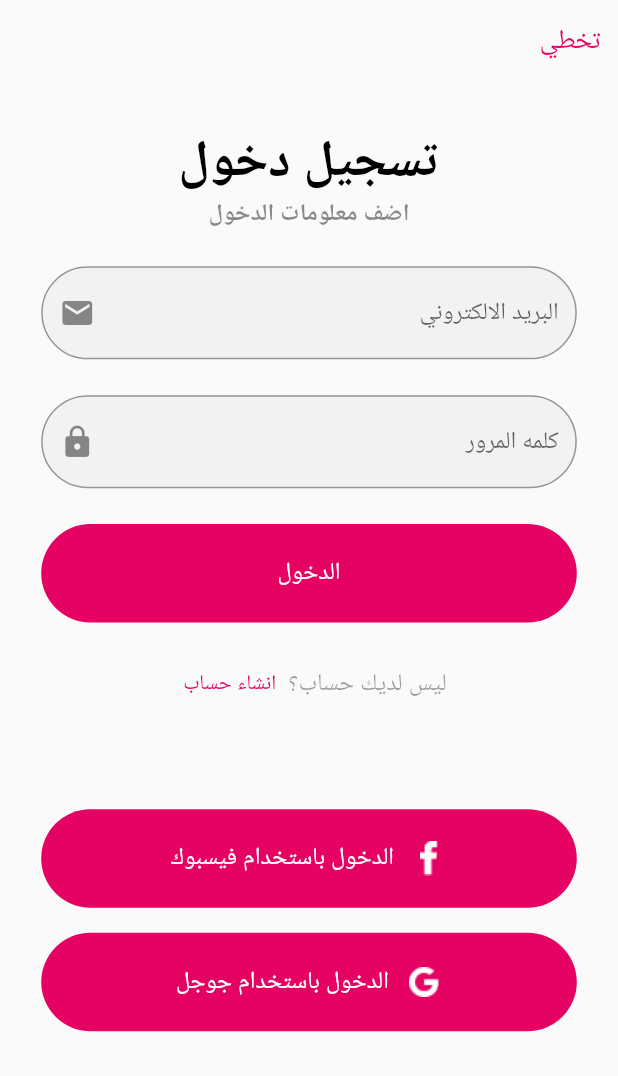
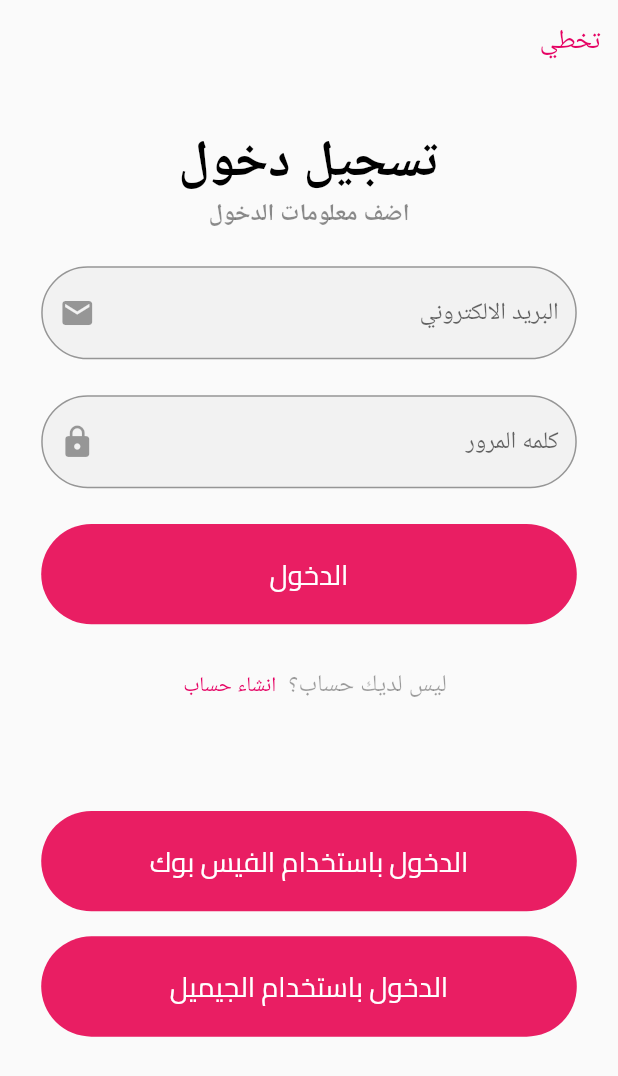
Before and after one commit to Mohamedmahmoud44/Diva, a Flutter app: the LoginScreen screen opened directly, on a phone screen of 412 x 824 dp. Shown: the top 1076 px of the screen. Run offline on Flutter 3.47's test engine with Material 2 defaults, Android fonts, the phone set to English and light mode, and no system bars; our stand-ins replace carousel_slider, chewie, device_preview, dio, easy_splash_screen, firebase_auth and 9 more; missing offline and left inert: flutter_facebook_auth; accounts and stored records are empty.

Commit message:
saykes10

```diff
--- a/lib/presntion_layer/screens/login/login_screen.dart
+++ b/lib/presntion_layer/screens/login/login_screen.dart
@@ -1,3 +1,5 @@
+import 'package:diva_final_project/presntion_layer/widgets/login_component/custom_button.dart';
+import 'package:diva_final_project/presntion_layer/widgets/login_component/rounded_filed.dart';
 import 'package:firebase_auth/firebase_auth.dart';
 import 'package:flutter/material.dart';
 import 'package:flutter_facebook_auth/flutter_facebook_auth.dart';
@@ -141,88 +143,116 @@ class _LoginScreenState extends State<LoginScreen> {
                     SizedBox(
                       height: 20.h,
                     ),
-                    Container(
-                      decoration: BoxDecoration(
-                        color: const Color(0xFff2F2F2),
-                        borderRadius: BorderRadius.circular(
-                          35.r,
-                        ),
-                      ),
-                      child: TextFormField(
-                        validator: (String? value) {
+                    RoundedTextFormFiled(
+                      controller: emailController,
+                      type: TextInputType.emailAddress,
+                      hintText: 'البريد الالكتروني',
+                      suffixIcon: Icons.email,
+                      validate: (String? value) {
                         if (value!.isEmpty) {
                           return 'برجاء ادخال البريد الالكتروني';
                         }
                         return null;
                       },
-                        controller: emailController,
-                        keyboardType: TextInputType.emailAddress,
-                        decoration: InputDecoration(
-                          border: OutlineInputBorder(
-                            borderRadius: BorderRadius.circular(
-                              35.r,
                     ),
-                          ),
-                          hintText: 'البريد الالكتروني',
-                          suffixIcon: const Icon(Icons.email),
-                        ),
-                      ),
-                    ),
+                    // Container(
+                    //   decoration: BoxDecoration(
+                    //     color: const Color(0xFff2F2F2),
+                    //     borderRadius: BorderRadius.circular(
+                    //       35.r,
+                    //     ),
+                    //   ),
+                    //   child: TextFormField(
+                    //     validator: (String? value) {
+                    //       if (value!.isEmpty) {
+                    //         return 'برجاء ادخال البريد الالكتروني';
+                    //       }
+                    //       return null;
+                    //     },
+                    //     controller: emailController,
+                    //     keyboardType: TextInputType.emailAddress,
+                    //     decoration: InputDecoration(
+                    //       border: OutlineInputBorder(
+                    //         borderRadius: BorderRadius.circular(
+                    //           35.r,
+                    //         ),
+                    //       ),
+                    //       hintText: 'البريد الالكتروني',
+                    //       suffixIcon: const Icon(Icons.email),
+                    //     ),
+                    //   ),
+                    // ),
                     SizedBox(
                       height: 20.h,
                     ),
-                    Container(
-                      decoration: BoxDecoration(
-                        color: const Color(0xFff2F2F2),
-                        borderRadius: BorderRadius.circular(
-                          35.r,
-                        ),
-                      ),
-                      child: TextFormField(
-                        controller: passwordController,
-                        keyboardType: TextInputType.visiblePassword,
-                        validator: (String? value) {
+                    RoundedTextFormFiled(
+                      controller: emailController,
+                      type: TextInputType.visiblePassword,
+                      hintText: 'كلمه المرور',
+                      suffixIcon: Icons.lock,
+                      validate: (String? value) {
                         if (value!.isEmpty) {
-                            return 'برجاء ادخال كلمه السر';
+                          return 'كلمه المرور قصيره جدا';
                         }
                         return null;
                       },
-                        decoration: InputDecoration(
-                          border: OutlineInputBorder(
-                            borderRadius: BorderRadius.circular(
-                              35,
                     ),
-                          ),
-                          hintText: 'كلمه المرور',
-                          suffixIcon: const Icon(Icons.lock),
-                        ),
-                      ),
-                    ),
+                    // Container(
+                    //   decoration: BoxDecoration(
+                    //     color: const Color(0xFff2F2F2),
+                    //     borderRadius: BorderRadius.circular(
+                    //       35.r,
+                    //     ),
+                    //   ),
+                    //   child: TextFormField(
+                    //     controller: passwordController,
+                    //     keyboardType: TextInputType.visiblePassword,
+                    //     validator: (String? value) {
+                    //       if (value!.isEmpty) {
+                    //         return 'برجاء ادخال كلمه السر';
+                    //       }
+                    //       return null;
+                    //     },
+                    //     decoration: InputDecoration(
+                    //       border: OutlineInputBorder(
+                    //         borderRadius: BorderRadius.circular(
+                    //           35,
+                    //         ),
+                    //       ),
+                    //       hintText: 'كلمه المرور',
+                    //       suffixIcon: const Icon(Icons.lock),
+                    //     ),
+                    //   ),
+                    // ),
                     SizedBox(
                       height: 20.h,
                     ),
-                    Container(
-                      width: 380.w,
-                      height: 55.h,
-                      decoration: BoxDecoration(
-                          color: const Color(0xFfE50263),
-                          borderRadius: BorderRadius.circular(
-                            35,
-                          )),
-                      child: TextButton(
-                        onPressed: () {
-                          navigateAndFinish(
-                            context,
-                            const HomePageLayoutScreen(),
-                          );
-                        },
-                        child: Text(
-                          'الدخول',
-                          style:
-                              TextStyle(color: Colors.white, fontSize: 14.sp),
+                    CustomButton(
+                      onPressed: () {},
+                      text: 'الدخول',
                     ),
-                      ),
-                    ),
+                    // Container(
+                    //   width: 380.w,
+                    //   height: 55.h,
+                    //   decoration: BoxDecoration(
+                    //       color: const Color(0xFfE50263),
+                    //       borderRadius: BorderRadius.circular(
+                    //         35,
+                    //       )),
+                    //   child: TextButton(
+                    //     onPressed: () {
+                    //       navigateAndFinish(
+                    //         context,
+                    //         const HomePageLayoutScreen(),
+                    //       );
+                    //     },
+                    //     child: Text(
+                    //       'الدخول',
+                    //       style:
+                    //           TextStyle(color: Colors.white, fontSize: 14.sp),
+                    //     ),
+                    //   ),
+                    // ),
                     SizedBox(
                       height: 14.h,
                     ),
@@ -238,12 +268,12 @@ class _LoginScreenState extends State<LoginScreen> {
                         ),
                         TextButton(
                           onPressed: () async {
-                            // if(formKey.currentState!.validate())
-                            // {
-                            //   print(emailController.text);
-                            //   print(passwordController.text);
-                            // }
-                            await signOut();
+                            if(formKey.currentState!.validate())
+                            {
+                              print(emailController.text);
+                              print(passwordController.text);
+                            }
+                            // await signOut();
                           },
                           child: const Text(
                             'انشاء حساب',
@@ -257,72 +287,88 @@ class _LoginScreenState extends State<LoginScreen> {
                     SizedBox(
                       height: 50.h,
                     ),
-                    Container(
-                      width: 380.w,
-                      height: 55.h,
-                      decoration: BoxDecoration(
-                          color: const Color(0xFfE50263),
-                          borderRadius: BorderRadius.circular(
-                            35,
-                          )),
-                      child: _checking
-                          ? CircularProgressIndicator()
-                          : TextButton(
-                              onPressed: () =>
-                                  _userData != null ? _logOut() : _login(),
-                              child: Row(
-                                mainAxisAlignment: MainAxisAlignment.center,
-                                children: [
-                                  ImageIcon(
-                                    AssetImage(IconRoot.facebookIcon),
-                                    color: AppColor.whiteColor,
+                    CustomButton(
+                      onPressed: ()
+                      {
+                        _userData != null ? _logOut() : _login();
+                      },
+                      text: 'الدخول باستخدام الفيس بوك',
+
                     ),
-                                  SizedBox(
-                                    width: 10.w,
-                                  ),
-                                  Text(
-                                    'الدخول باستخدام فيسبوك',
-                                    style: TextStyle(
-                                        color: Colors.white, fontSize: 14.sp),
-                                  ),
-                                ],
-                              ),
-                            ),
-                    ),
+                    // Container(
+                    //   width: 380.w,
+                    //   height: 55.h,
+                    //   decoration: BoxDecoration(
+                    //       color: const Color(0xFfE50263),
+                    //       borderRadius: BorderRadius.circular(
+                    //         35,
+                    //       )),
+                    //   child: _checking
+                    //       ? CircularProgressIndicator()
+                    //       : TextButton(
+                    //           onPressed: () =>
+                    //               _userData != null ? _logOut() : _login(),
+                    //           child: Row(
+                    //             mainAxisAlignment: MainAxisAlignment.center,
+                    //             children: [
+                    //               ImageIcon(
+                    //                 AssetImage(IconRoot.facebookIcon),
+                    //                 color: AppColor.whiteColor,
+                    //               ),
+                    //               SizedBox(
+                    //                 width: 10.w,
+                    //               ),
+                    //               Text(
+                    //                 'الدخول باستخدام فيسبوك',
+                    //                 style: TextStyle(
+                    //                     color: Colors.white, fontSize: 14.sp),
+                    //               ),
+                    //             ],
+                    //           ),
+                    //         ),
+                    // ),
                     SizedBox(
                       height: 14.h,
                     ),
-                    Container(
-                      width: 380.w,
-                      height: 55.h,
-                      decoration: BoxDecoration(
-                          color: const Color(0xFfE50263),
-                          borderRadius: BorderRadius.circular(
-                            35,
-                          )),
-                      child: TextButton(
-                        onPressed: () async {
+                    CustomButton(
+                      onPressed: ()async
+                      {
                         await signInWithGoogle(context);
                       },
-                        child: Row(
-                          mainAxisAlignment: MainAxisAlignment.center,
-                          children: [
-                            ImageIcon(
-                              AssetImage(IconRoot.googleIcon),
-                              color: AppColor.whiteColor,
+                      text: 'الدخول باستخدام الجيميل',
+
                     ),
-                            SizedBox(
-                              width: 10.w,
-                            ),
-                            Text(
-                              'الدخول باستخدام جوجل',
-                              style: TextStyle(
-                                  color: Colors.white, fontSize: 14.sp),
-                            ),
-                          ],
-                        ),
-                      ),
-                    ),
+                    // Container(
+                    //   width: 380.w,
+                    //   height: 55.h,
+                    //   decoration: BoxDecoration(
+                    //       color: const Color(0xFfE50263),
+                    //       borderRadius: BorderRadius.circular(
+                    //         35,
+                    //       )),
+                    //   child: TextButton(
+                    //     onPressed: () async {
+                    //       await signInWithGoogle(context);
+                    //     },
+                    //     child: Row(
+                    //       mainAxisAlignment: MainAxisAlignment.center,
+                    //       children: [
+                    //         ImageIcon(
+                    //           AssetImage(IconRoot.googleIcon),
+                    //           color: AppColor.whiteColor,
+                    //         ),
+                    //         SizedBox(
+                    //           width: 10.w,
+                    //         ),
+                    //         Text(
+                    //           'الدخول باستخدام جوجل',
+                    //           style: TextStyle(
+                    //               color: Colors.white, fontSize: 14.sp),
+                    //         ),
+                    //       ],
+                    //     ),
+                    //   ),
+                    // ),
                   ],
                 ),
               ),
@@ -350,3 +396,4 @@ class _LoginScreenState extends State<LoginScreen> {
     await _googleSignIn.signOut();
   }
 }
+//353
--- /dev/null
+++ b/lib/presntion_layer/widgets/login_component/container_button.dart
@@ -0,0 +1,32 @@
+import 'package:flutter/material.dart';
+import 'package:flutter_screenutil/flutter_screenutil.dart';
+
+class RoundedContainerButton extends StatelessWidget {
+  final Widget child;
+  final Color color;
+  final double height;
+  final double width;
+
+  RoundedContainerButton({
+    Key? key,
+    required this.child,
+    required this.color,
+    this.height = 56,
+    this.width = 380,
+  }) : super(key: key);
+
+  @override
+  Widget build(BuildContext context) {
+    return Container(
+      height: height.h,
+      width: width.w,
+      decoration: BoxDecoration(
+        color: Colors.pink,
+        borderRadius: BorderRadius.circular(
+          35.r,
+        ),
+      ),
+      child: child,
+    );
+  }
+}
--- a/lib/presntion_layer/widgets/login_component/custom_button.dart
+++ b/lib/presntion_layer/widgets/login_component/custom_button.dart
@@ -1,19 +1,28 @@
 import 'package:diva_final_project/presntion_layer/widgets/login_component/rounded_container.dart';
 import 'package:flutter/material.dart';
 
-class CutomButton extends StatelessWidget {
-  const CutomButton({Key? key, required this.onPressed, required this.text})
-      : super(key: key);
+import '../../../core/app_style.dart';
+import 'container_button.dart';
+
+class CustomButton extends StatelessWidget {
+  CustomButton({
+    Key? key,
+    required this.onPressed,
+     required this.text,
+  }) : super(key: key);
   final Function() onPressed;
   final String text;
 
   @override
   Widget build(BuildContext context) {
-    return RoundedContainer(
+    return RoundedContainerButton(
         color: Colors.pink,
         child: TextButton(
           onPressed: onPressed,
-          child: Text(text),
+          child: Text(
+            text,
+            style: bodyStyle,
+          ),
         ));
   }
 }
--- a/lib/presntion_layer/widgets/login_component/rounded_container.dart
+++ b/lib/presntion_layer/widgets/login_component/rounded_container.dart
@@ -3,15 +3,16 @@ import 'package:flutter_screenutil/flutter_screenutil.dart';
 
 class RoundedContainer extends StatelessWidget {
   final Widget child;
-  final Color color;
-  final double height;
-  final double width;
+   Color color;
+  final double? height;
+  final double? width;
   RoundedContainer(
       {Key? key,
       required this.child,
       required this.color,
-      this.height = 350,
-      this.width = 200})
+      this.height ,
+      this.width ,
+      })
       : super(key: key);
 
   @override
--- a/lib/presntion_layer/widgets/login_component/rounded_filed.dart
+++ b/lib/presntion_layer/widgets/login_component/rounded_filed.dart
@@ -9,6 +9,7 @@ class RoundedTextFormFiled extends StatelessWidget {
       required this.controller,
       required this.type,
       this.validate,
+
       required this.hintText,
       this.prefix,
       this.suffixIcon,
@@ -19,7 +20,6 @@ class RoundedTextFormFiled extends StatelessWidget {
   final validate;
   final String hintText;
   IconData? prefix;
-
   // IconData? suffix;
   IconData? suffixIcon;
   Function()? suffixPressed;
@@ -28,9 +28,11 @@ class RoundedTextFormFiled extends StatelessWidget {
   Widget build(BuildContext context) {
     return RoundedContainer(
       color: const Color(0xFff2F2F2),
+
       child: TextFormField(
         validator: validate,
         controller: controller,
+
         keyboardType: type,
         decoration: InputDecoration(
           border: OutlineInputBorder(
```
Also changed, not shown: pubspec.lock. Lines whose indentation alone changed are shown as unchanged.
